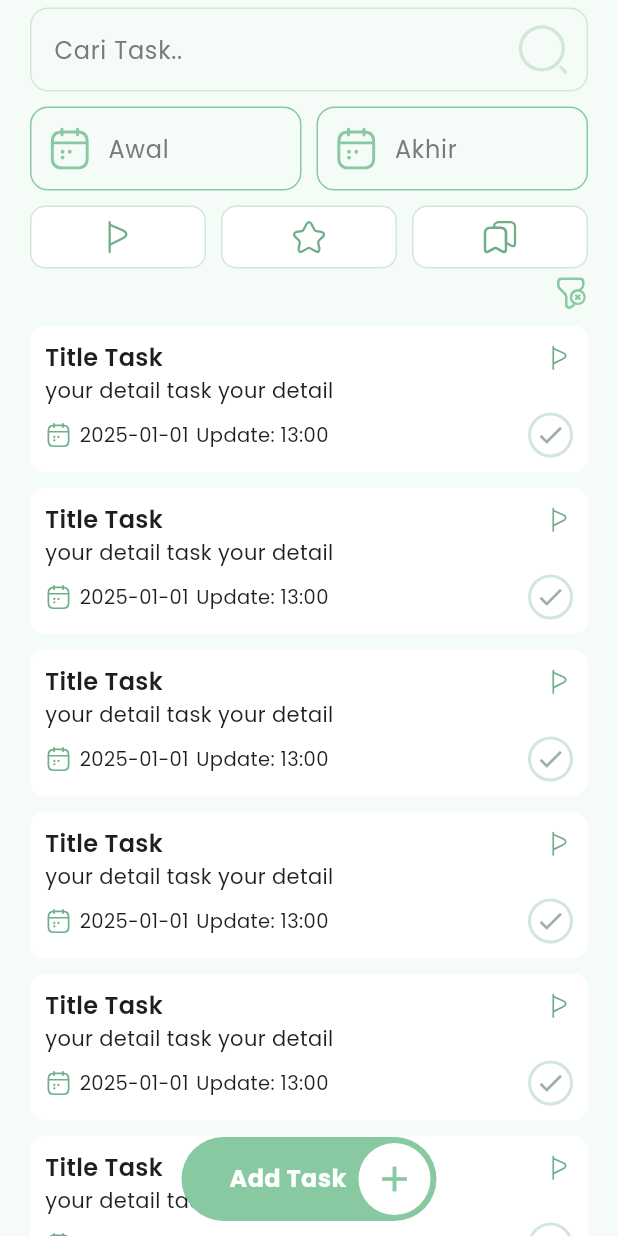
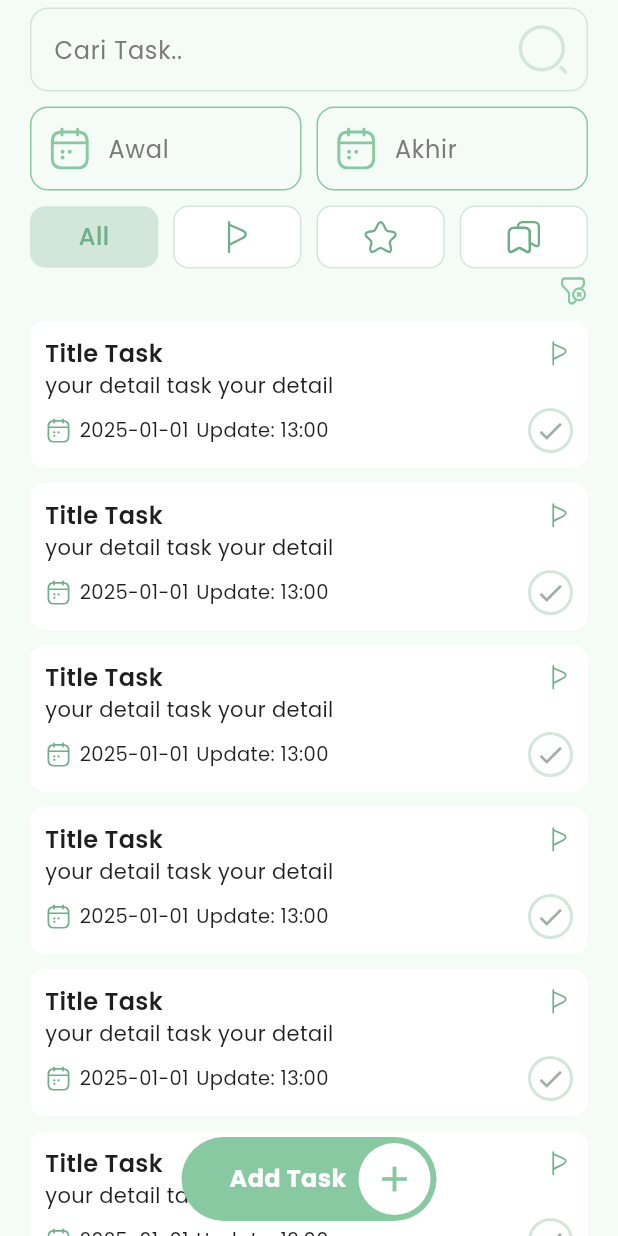
Before and after one commit to adimaulanaa/mitask, a Flutter app: the TaskPage screen opened directly, after a tap on an icon or button, on a phone screen of 412 x 824 dp. Run offline on Flutter 3.47's test engine with Material 3 defaults, Android fonts, the phone set to English and light mode, and no system bars; our stand-ins replace dartz, equatable, flutter_bloc, flutter_svg, get_it, shared_preferences and 1 more; accounts and stored records are empty.

```diff
--- a/lib/features/task/task_page.dart
+++ b/lib/features/task/task_page.dart
@@ -20,6 +20,7 @@ class _TaskPageState extends State<TaskPage> {
   final TextEditingController startDateCtr = TextEditingController();
   final TextEditingController endDateCtr = TextEditingController();
   bool isFilter = false;
+  bool isAll = true;
   bool isPin = false;
   bool isFav = false;
   bool isArch = false;
@@ -110,22 +111,28 @@ class _TaskPageState extends State<TaskPage> {
         SizedBox(height: 10),
         Row(
           children: [
+            BoxTypeAllFilter(
+              text: 'All',
+              active: isAll,
+              onTap: () => selectTpye(0),
+            ),
+            SizedBox(width: 10),
             BoxTypeFilter(
               icons: MediaRes.pinned,
               active: isPin,
-              onTap: () => selectTpye(0),
+              onTap: () => selectTpye(1),
             ),
             SizedBox(width: 10),
             BoxTypeFilter(
               icons: MediaRes.favorite,
               active: isFav,
-              onTap: () => selectTpye(1),
+              onTap: () => selectTpye(2),
             ),
             SizedBox(width: 10),
             BoxTypeFilter(
               icons: MediaRes.archived,
               active: isArch,
-              onTap: () => selectTpye(2),
+              onTap: () => selectTpye(3),
             ),
           ],
         ),
@@ -133,6 +140,7 @@ class _TaskPageState extends State<TaskPage> {
         CustomInkWell(
           onTap: () {
             setState(() {
+              isAll = true;
               isPin = false;
               isFav = false;
               isArch = false;
@@ -143,8 +151,8 @@ class _TaskPageState extends State<TaskPage> {
           },
           child: SvgPicture.asset(
             MediaRes.filterRemove,
-            width: 23,
-            height: 23,
+            width: 20,
+            height: 20,
             colorFilter: ColorFilter.mode(AppColors.primary, BlendMode.srcIn),
           ),
         ),
@@ -154,11 +162,19 @@ class _TaskPageState extends State<TaskPage> {
 
   void selectTpye(int idx) {
     if (idx == 0) {
+      isAll = true;
+      isPin = false;
+      isFav = false;
+      isArch = false;
+    } else if (idx == 1) {
       isPin = !isPin;
-    } else if (idx == 1) {
+      isAll = false;
+    } else if (idx == 2) {
       isFav = !isFav;
-    } else if (idx == 2) {
+      isAll = false;
+    } else if (idx == 3) {
       isArch = !isArch;
+      isAll = false;
     }
     setState(() {});
   }
--- a/lib/features/task/widget_task.dart
+++ b/lib/features/task/widget_task.dart
@@ -1,6 +1,7 @@
 import 'package:flutter/material.dart';
 import 'package:flutter_svg/svg.dart';
 import 'package:mitask/core/media/media_colors.dart';
+import 'package:mitask/core/media/media_text.dart';
 import 'package:mitask/core/utils/custom_inkwell.dart';
 
 class BoxTypeFilter extends StatelessWidget {
@@ -28,10 +29,47 @@ class BoxTypeFilter extends StatelessWidget {
           ),
           child: SvgPicture.asset(
             icons,
-            colorFilter: ColorFilter.mode(AppColors.primaryDark, BlendMode.srcIn),
+            colorFilter: ColorFilter.mode(
+              AppColors.primaryDark,
+              BlendMode.srcIn,
+            ),
           ),
         ),
       ),
     );
   }
 }
+
+class BoxTypeAllFilter extends StatelessWidget {
+  final String text;
+  final bool active;
+  final Function onTap;
+  const BoxTypeAllFilter({
+    super.key,
+    required this.text,
+    required this.active,
+    required this.onTap,
+  });
+
+  @override
+  Widget build(BuildContext context) {
+    return Expanded(
+      child: CustomInkWell(
+        onTap: () => onTap(),
+        child: Container(
+          padding: const EdgeInsets.all(8),
+          decoration: BoxDecoration(
+            color: active ? AppColors.border : Colors.white,
+            borderRadius: BorderRadius.circular(10),
+            border: Border.all(width: 1, color: AppColors.border),
+          ),
+          child: Text(
+            text,
+            textAlign: TextAlign.center,
+            style: AppTextStyle.body.copyWith(fontWeight: medium, color: AppColors.primaryDark,),
+          ),
+        ),
+      ),
+    );
+  }
+}
```
